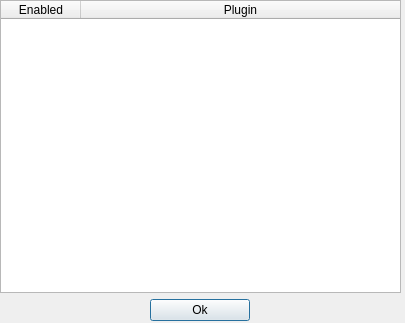
The window that ui/plugins.ui (abenea/fubar) describes before a commit, drawn with Qt 5.
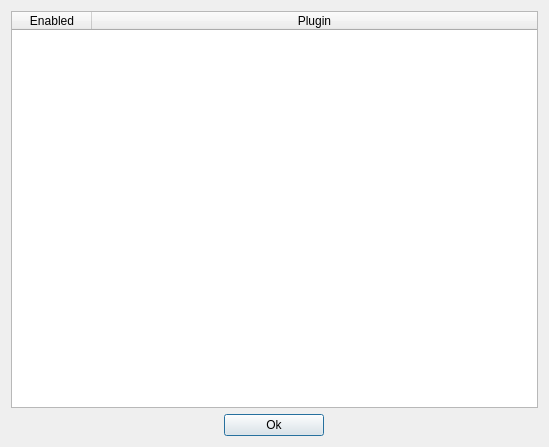
The same window after the commit.

The edit to the form file:
```diff
--- a/ui/plugins.ui
+++ b/ui/plugins.ui
@@ -6,22 +6,15 @@
    <rect>
     <x>0</x>
     <y>0</y>
-    <width>405</width>
-    <height>323</height>
+    <width>549</width>
+    <height>447</height>
    </rect>
   </property>
   <property name="windowTitle">
    <string>Dialog</string>
   </property>
-  <widget class="QWidget" name="verticalLayoutWidget">
-   <property name="geometry">
-    <rect>
-     <x>0</x>
-     <y>0</y>
-     <width>401</width>
-     <height>321</height>
-    </rect>
-   </property>
+  <layout class="QGridLayout" name="gridLayout">
+   <item row="0" column="0">
    <layout class="QVBoxLayout" name="verticalLayout">
     <property name="sizeConstraint">
      <enum>QLayout::SetMinAndMaxSize</enum>
@@ -108,7 +101,8 @@
      </widget>
     </item>
    </layout>
-  </widget>
+   </item>
+  </layout>
  </widget>
  <resources/>
  <connections/>
```
Lines whose indentation alone changed are shown as unchanged.
